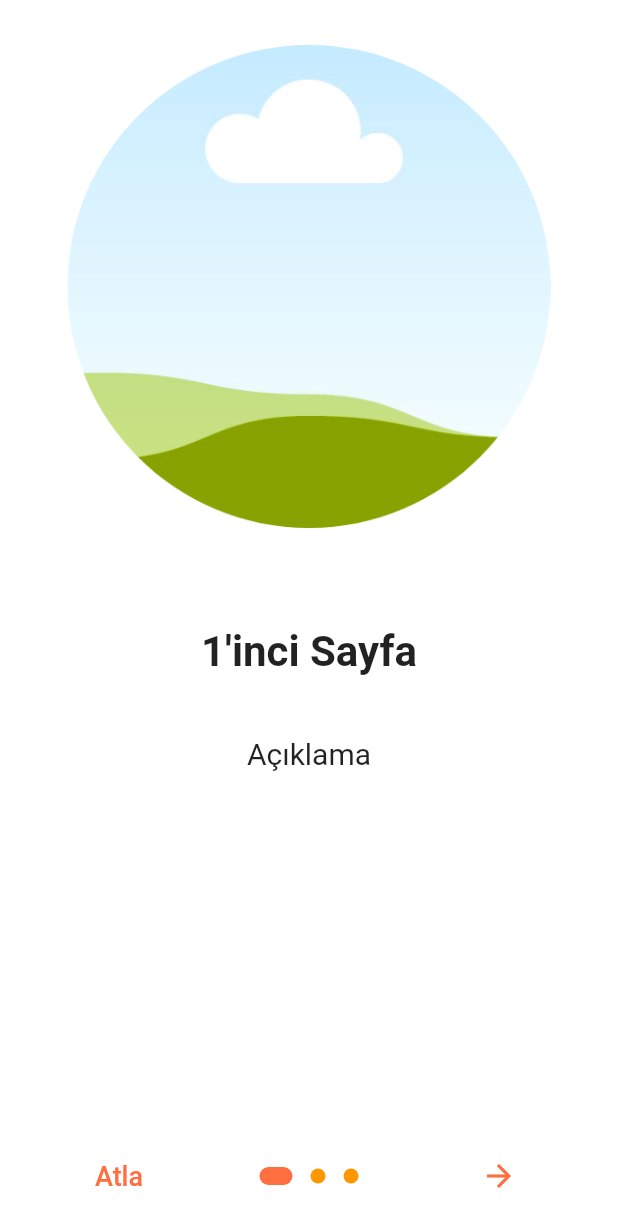
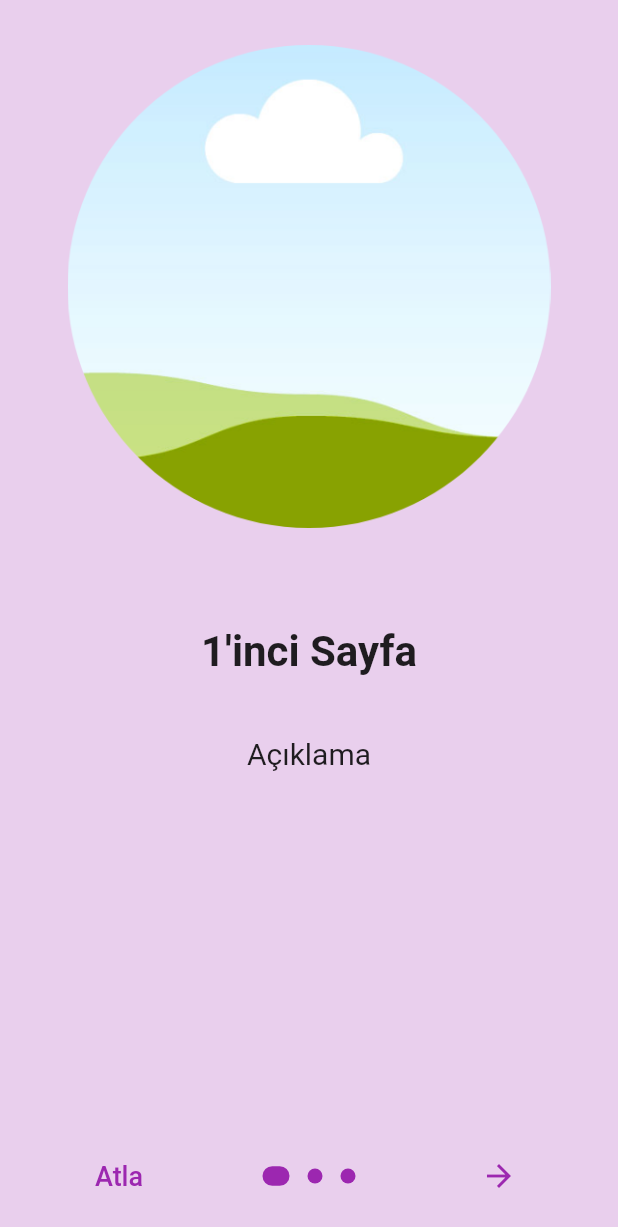
Before and after one commit to halitmesut/angry_coach_beta, a Flutter app: the screen it shows after launch, on a phone screen of 412 x 824 dp. Shown: the top 1227 px of the screen. Run offline on Flutter 3.47's test engine with Material 2 defaults, Android fonts, the phone set to English and light mode, and no system bars; drawn by our look-alikes of introduction_screen.

Commit message:
cleaning some codes

```diff
--- a/lib/pages/coach_page.dart
+++ b/lib/pages/coach_page.dart
@@ -23,7 +23,7 @@ class CoachPage extends StatelessWidget {
                 ],
               ),
             ),
-            Expanded(flex: 2, child: Container()),
+            Spacer(flex: 2),
             Expanded(
               flex: 30,
               child: GestureDetector(
--- a/lib/pages/main_page.dart
+++ b/lib/pages/main_page.dart
@@ -22,7 +22,7 @@ class MainScreen extends StatefulWidget {
 }
 
 class _MainScreenState extends State<MainScreen> {
-  int currentIndex = 0;
+  int currentIndex = 2;
   final List<Widget> screens = [
     const CoachPage(),
     const MePage(),
--- a/lib/pages/me_page.dart
+++ b/lib/pages/me_page.dart
@@ -1,6 +1,5 @@
 import 'package:angry_coach_beta/extract/widgets.dart';
 import 'package:flutter/material.dart';
-import 'package:angry_coach_beta/pages/coach_page.dart';
 
 class MePage extends StatelessWidget {
   const MePage({Key? key}) : super(key: key);
--- a/lib/pages/onboarding_page.dart
+++ b/lib/pages/onboarding_page.dart
@@ -47,15 +47,15 @@ class OnBoardingPage extends StatelessWidget {
 
             next: const Icon(
               Icons.arrow_forward,
-              color: Colors.deepOrangeAccent,
+              color: Colors.purple,
             ),
             showSkipButton: true,
             skip: const Text(
               "Atla",
-              style: TextStyle(color: Colors.deepOrangeAccent, fontSize: 18),
+              style: TextStyle(color: Colors.purple, fontSize: 18),
             ),
             dotsDecorator: getDotsDecoration(),
-            globalBackgroundColor: Colors.white,
+            globalBackgroundColor: Color.fromARGB(57, 155, 39, 176),
             //noktalara basınca sayfanın değişmesi
             isProgressTap: true,
             //noktaların görünmesi
@@ -68,10 +68,10 @@ class OnBoardingPage extends StatelessWidget {
 
   DotsDecorator getDotsDecoration() {
     return DotsDecorator(
-      color: Colors.orange,
-      activeColor: Colors.deepOrangeAccent,
+      color: Colors.purple,
+      activeColor: Colors.purple,
       size: const Size(10, 10),
-      activeSize: const Size(22, 12),
+      activeSize: const Size(18, 13),
       activeShape:
           RoundedRectangleBorder(borderRadius: BorderRadius.circular(10)),
     );
```
